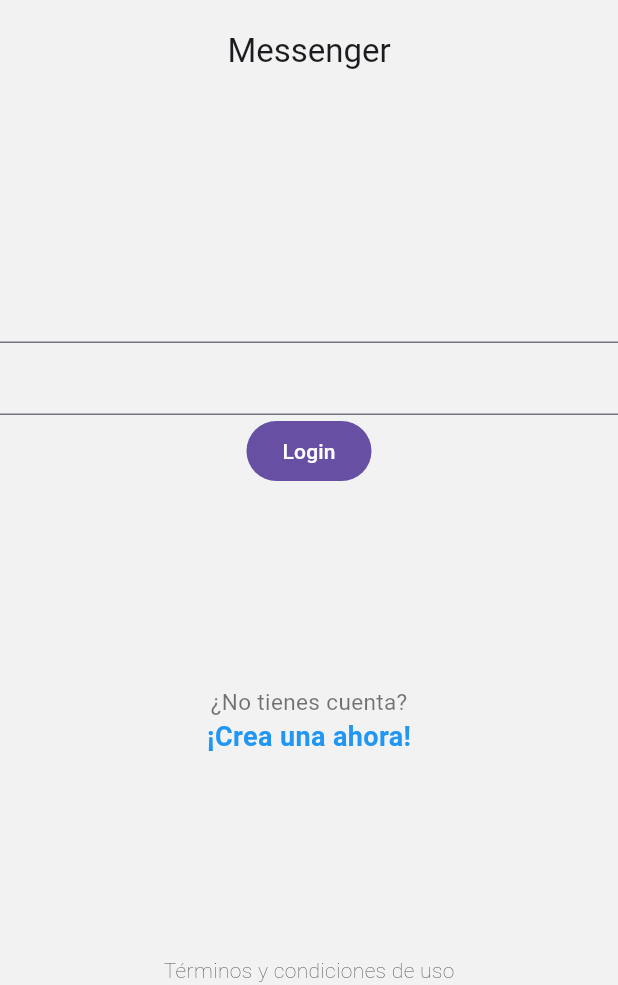
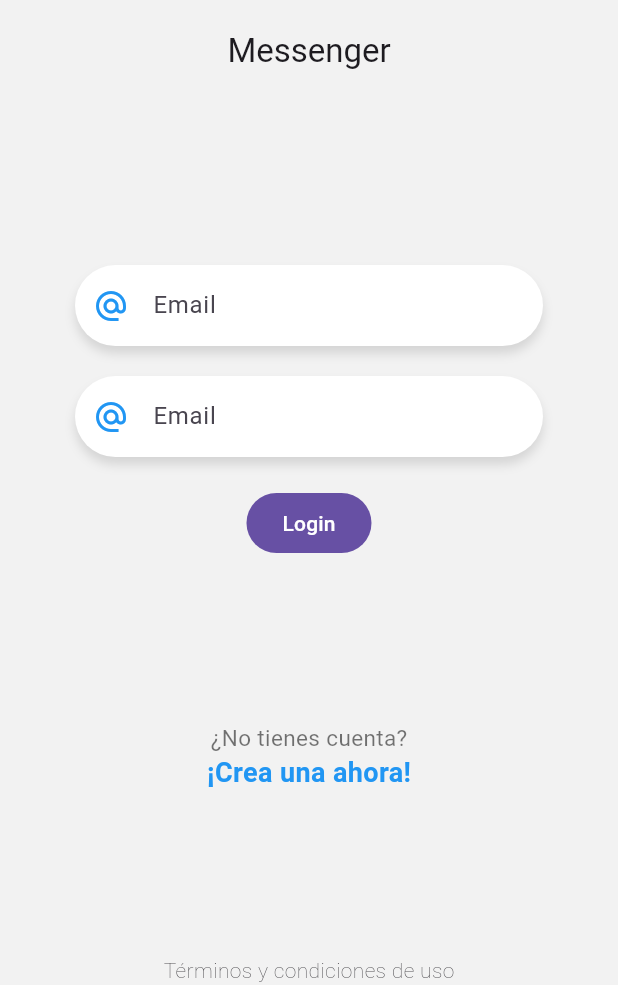
Before and after one commit to davalerova/chat_flutter, a Flutter app: the screen it shows after launch, on a phone screen of 412 x 824 dp, the part 251-1236 px from its top. Run offline on Flutter 3.47's test engine with Material 3 defaults, Android fonts, the phone set to English and light mode, and no system bars.

Commit message:
CustomInputField

```diff
--- a/lib/pages/login_page.dart
+++ b/lib/pages/login_page.dart
@@ -1,3 +1,4 @@
+import 'package:chat/widgets/custom_input.dart';
 import 'package:flutter/material.dart';
 
 class LoginPage extends StatelessWidget {
@@ -51,12 +52,16 @@ class _Form extends StatefulWidget {
 class __FormState extends State<_Form> {
   @override
   Widget build(BuildContext context) {
-    return Column(
-      children: [
-        TextField(),
-        TextField(),
-        FilledButton(onPressed: () {}, child: const Text('Login')),
-      ],
+    return Container(
+      margin: const EdgeInsets.only(top: 20),
+      padding: const EdgeInsets.symmetric(horizontal: 50),
+      child: Column(
+        children: [
+          CustomInput(),
+          CustomInput(),
+          FilledButton(onPressed: () {}, child: const Text('Login')),
+        ],
+      ),
     );
   }
 }
--- /dev/null
+++ b/lib/widgets/custom_input.dart
@@ -0,0 +1,30 @@
+import 'package:flutter/material.dart';
+
+class CustomInput extends StatelessWidget {
+  const CustomInput({super.key});
+
+  @override
+  Widget build(BuildContext context) {
+    return Container(
+        margin: const EdgeInsets.only(bottom: 20),
+        decoration: BoxDecoration(
+            color: Colors.white,
+            borderRadius: BorderRadius.circular(30),
+            boxShadow: [
+              BoxShadow(
+                color: Colors.black12,
+                offset: Offset(0, 5),
+                blurRadius: 5,
+              )
+            ]),
+        child: TextField(
+          autocorrect: false,
+          keyboardType: TextInputType.emailAddress,
+          decoration: InputDecoration(
+              border: InputBorder.none,
+              hintText: 'Email',
+              contentPadding: const EdgeInsets.all(15),
+              prefixIcon: Icon(Icons.alternate_email, color: Colors.blue)),
+        ));
+  }
+}
```
